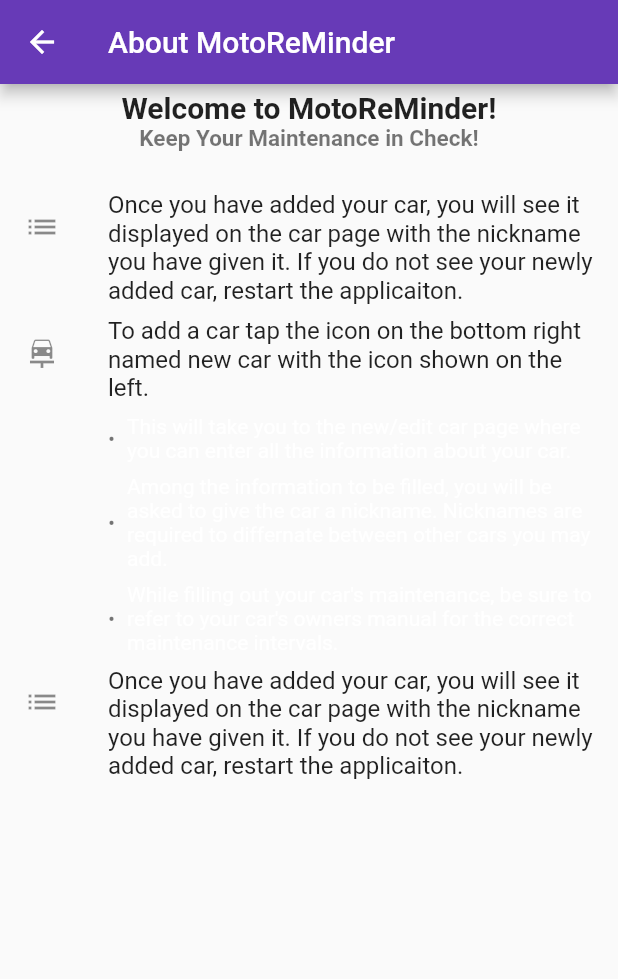
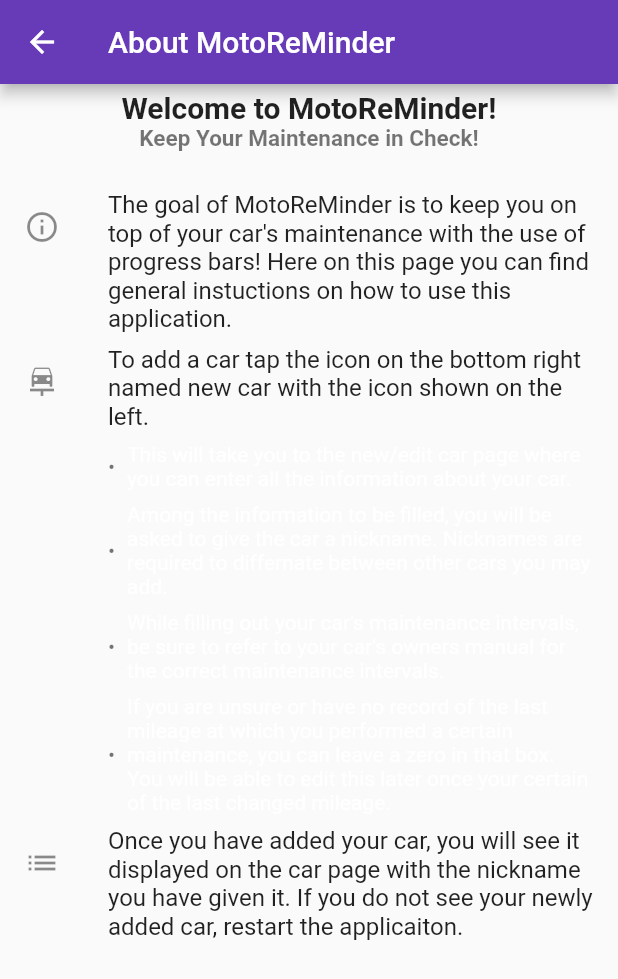
Before and after one commit to DanielShermanSchool/MotoReMinder, a Flutter app: the HelpPage screen opened directly, on a phone screen of 412 x 824 dp. Shown: the top 979 px of the screen. Run offline on Flutter 3.47's test engine with Material 2 defaults, Android fonts, the light colour scheme and no system bars; our stand-ins replace auto_size_text, file_picker, font_awesome_flutter, from_css_color, go_router, google_fonts and 5 more; missing offline and left inert: json_path, mime_type; accounts and stored records are empty.

Commit message:
MoreBulletPoints

```diff
--- a/lib/pages/help_page/help_page.dart
+++ b/lib/pages/help_page/help_page.dart
@@ -21,9 +21,9 @@
                 style: TextStyle(fontSize: 15, fontWeight: FontWeight.bold),),
             ),
              ListTile(
-              leading: Icon(Icons.list),
+              leading: Icon(Icons.info_outline),
               title: Text(
-                  'Once you have added your car, you will see it displayed on the car page with the nickname you have given it. If you do not see your newly added car, restart the applicaiton.'),
+                  'The goal of MotoReMinder is to keep you on top of your car\'s maintenance with the use of progress bars! Here on this page you can find general instuctions on how to use this application.'),
             ),
             ListTile(
               leading: Icon(Icons.car_repair),
@@ -92,7 +92,30 @@
                         Expanded(
                           flex: 9,
                           child: Text(
-                            "While filling out your car's maintenance, be sure to refer to your car's owners manual for the correct maintenance intervals.",
+                            "While filling out your car's maintenance intervals, be sure to refer to your car's owners manual for the correct maintenance intervals.",
+                            style: TextStyle(
+                              color: Colors.white, // Change this to your desired color
+                            ),
+                          ),
+                        ),
+                      ],
+                    ),
+                    SizedBox(
+                        height:
+                            8.0), // Add some space between the bullet points
+                    Row(
+                      children: <Widget>[
+                        Expanded(
+                          flex: 0,
+                          child: Text('\u2022', textAlign: TextAlign.right),
+                        ),
+                        SizedBox(
+                            width:
+                                8.0), // You can adjust this value as per your preference
+                        Expanded(
+                          flex: 9,
+                          child: Text(
+                            "If you are unsure or have no record of the last mileage at which you performed a certain maintenance, you can leave a zero in that box. You will be able to edit this later once your certain of the last changed mileage.",
                             style: TextStyle(
                               color: Colors.white, // Change this to your desired color
                             ),
```
